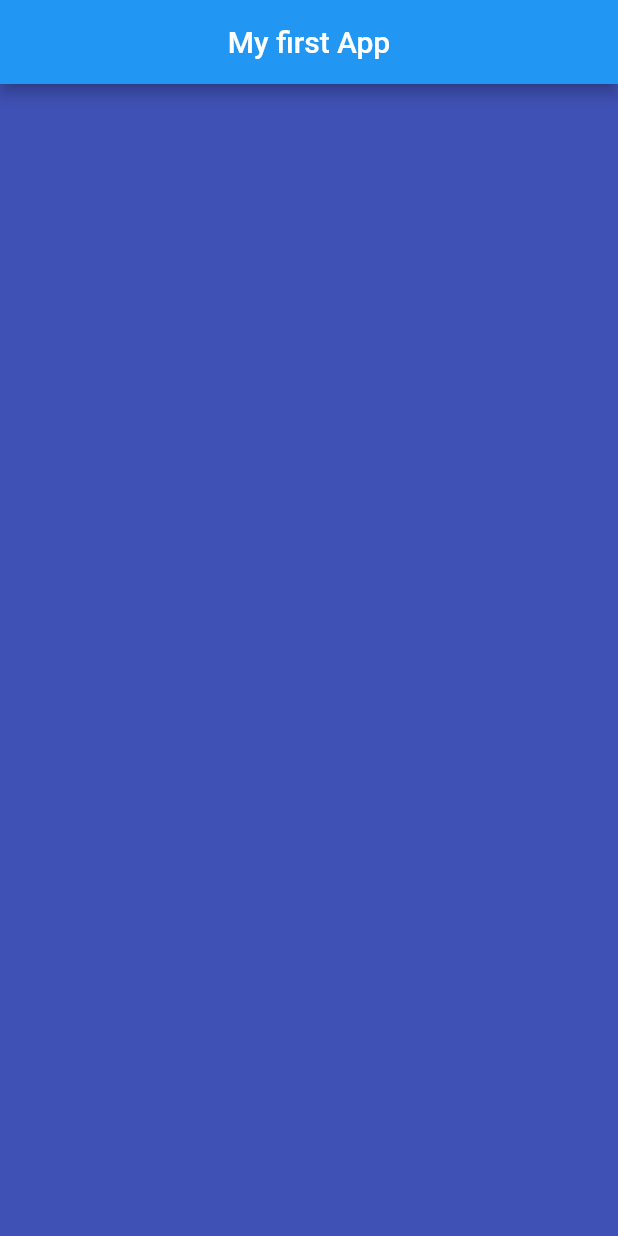
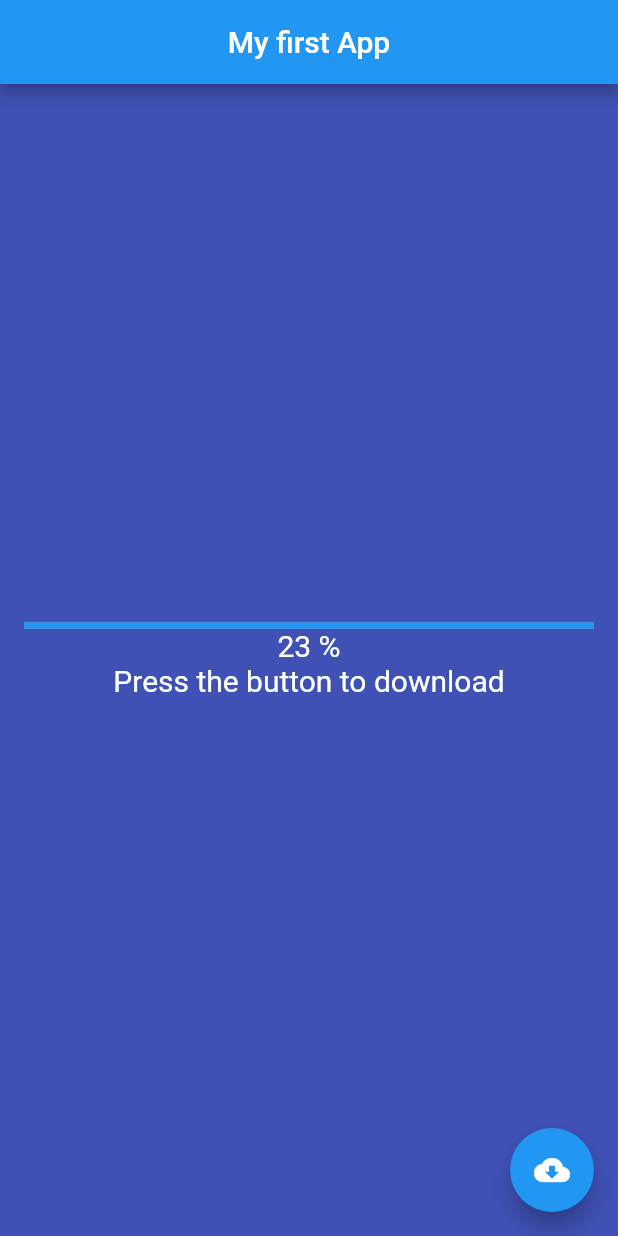
Before and after one commit to MekhrojDoliev/Udemy_Flutter, a Flutter app: the screen it shows after launch, on a phone screen of 412 x 824 dp. Run offline on Flutter 3.47's test engine with Material 2 defaults, Android fonts, the phone set to English and light mode, and no system bars.

Commit message:
Stateless Widget with Icon

```diff
--- a/lib/main.dart
+++ b/lib/main.dart
@@ -14,6 +14,35 @@ class MyFirstApp extends StatelessWidget {
           title: Text("My first App"),
           centerTitle: true,
         ),
+        body: Center(
+          child: Container(
+            padding: EdgeInsets.all(16),
+            child: Column(
+              mainAxisAlignment: MainAxisAlignment.center,
+              children: <Widget>[
+                LinearProgressIndicator(value: 23),
+                Text(
+                  "23 %",
+                  style: TextStyle(
+                    fontSize: 20,
+                    color: Colors.white,
+                  ),
+                ),
+                Text(
+                  "Press the button to download",
+                  style: TextStyle(
+                    fontSize: 20,
+                    color: Colors.white,
+                  ),
+                ),
+              ],
+            ),
+          ),
+        ),
+        floatingActionButton: FloatingActionButton(
+          onPressed: null,
+          child: Icon(Icons.cloud_download),
+        ),
       ),
     );
   }
```
